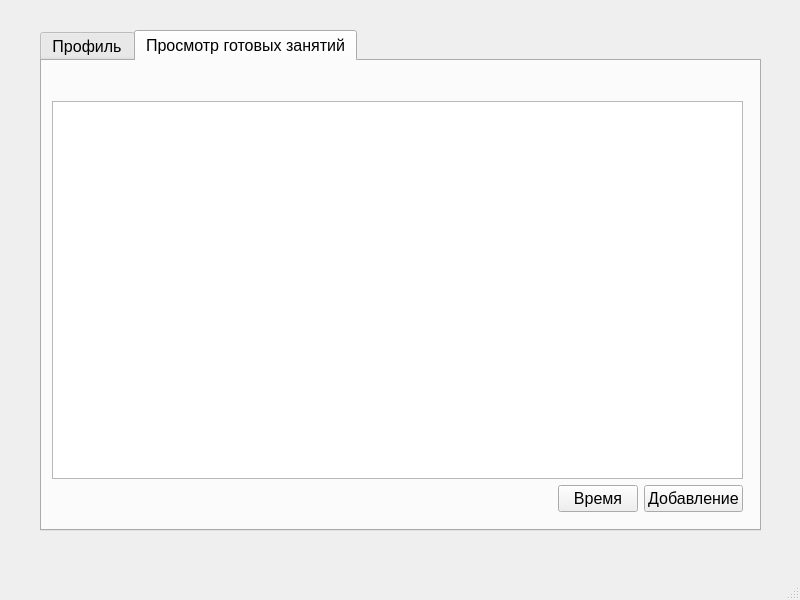
The window that Plan/MethodistWindow.ui (Undetaker45/MDKP) describes before a commit, drawn with Qt 5.
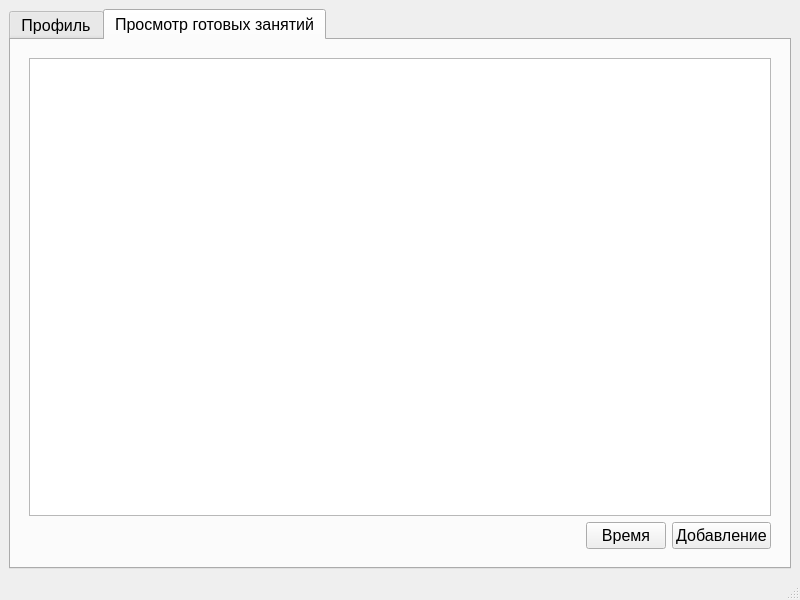
The same window after the commit.

```diff
--- a/Plan/MethodistWindow.ui
+++ b/Plan/MethodistWindow.ui
@@ -14,17 +14,10 @@
    <string>MainWindow</string>
   </property>
   <widget class="QWidget" name="centralwidget">
-   <widget class="QWidget" name="verticalLayoutWidget">
-    <property name="geometry">
-     <rect>
-      <x>40</x>
-      <y>30</y>
-      <width>721</width>
-      <height>501</height>
-     </rect>
-    </property>
     <layout class="QVBoxLayout" name="verticalLayout">
      <item>
+     <layout class="QVBoxLayout" name="verticalLayout_3">
+      <item>
       <widget class="QTabWidget" name="tabWidget">
        <property name="font">
         <font>
@@ -180,15 +173,15 @@
         <attribute name="title">
          <string>Просмотр готовых занятий</string>
         </attribute>
-        <widget class="QWidget" name="gridLayoutWidget_2">
-         <property name="geometry">
-          <rect>
-           <x>10</x>
-           <y>40</y>
-           <width>691</width>
-           <height>411</height>
-          </rect>
-         </property>
+         <layout class="QVBoxLayout" name="verticalLayout_4">
+          <item>
+           <widget class="QStackedWidget" name="stackedWidgetLessonManagement">
+            <property name="currentIndex">
+             <number>0</number>
+            </property>
+            <widget class="QWidget" name="page">
+             <layout class="QVBoxLayout" name="verticalLayout_5">
+              <item>
          <layout class="QGridLayout" name="gridLayout_2">
           <item row="1" column="0">
            <layout class="QHBoxLayout" name="horizontalLayout_2">
@@ -222,15 +215,22 @@
            </layout>
           </item>
           <item row="0" column="0">
-           <widget class="QTableView" name="tableView"/>
-          </item>
-         </layout>
-        </widget>
-       </widget>
-      </widget>
+                 <widget class="QTableView" name="ViewLessons"/>
+                </item>
+               </layout>
+              </item>
+             </layout>
+            </widget>
+            <widget class="QWidget" name="page_2"/>
+           </widget>
      </item>
     </layout>
    </widget>
+       </widget>
+      </item>
+     </layout>
+    </item>
+   </layout>
   </widget>
   <widget class="QMenuBar" name="menubar">
    <property name="geometry">
```
Left out of the diff: 106 changed lines with no effect on the pictures. Lines whose indentation alone changed are shown as unchanged.
